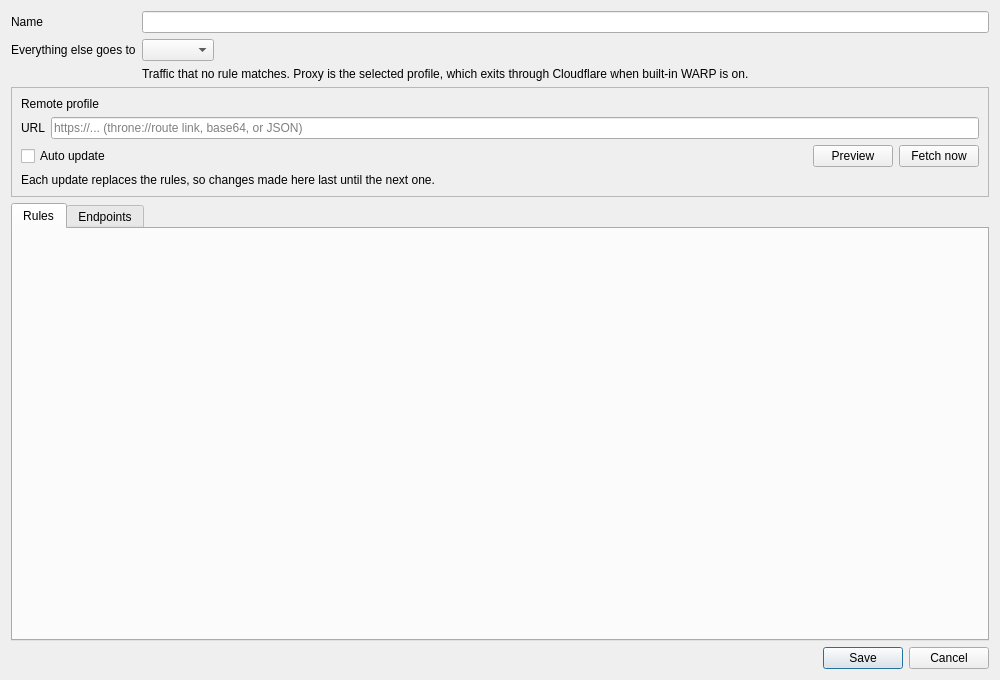
throneproj/Throne, file include/ui/setting/RouteItem.ui: the form before one commit.
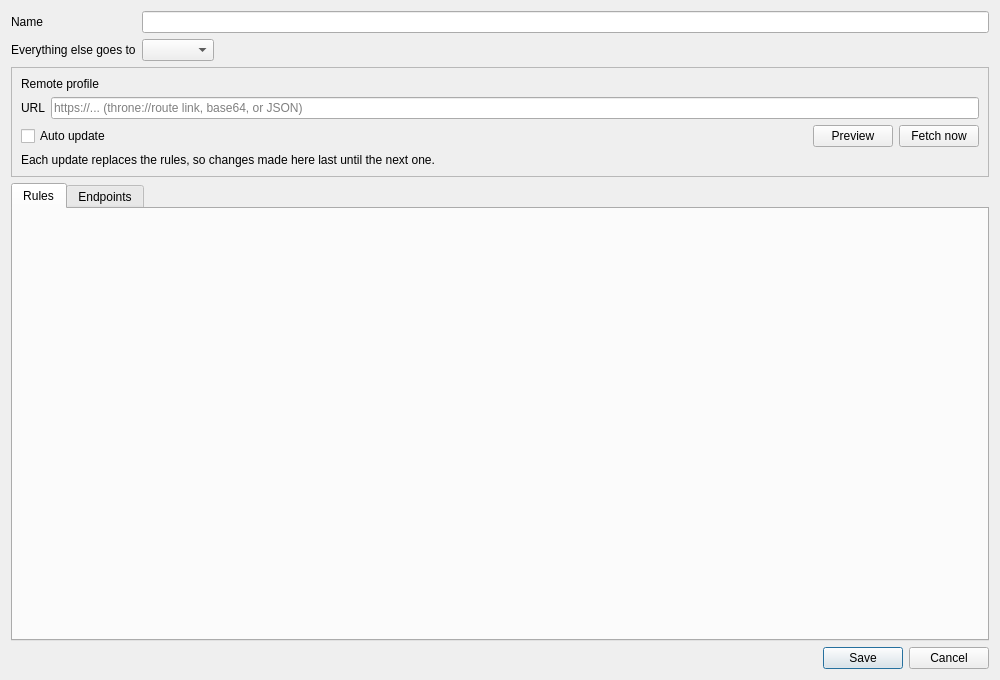
The form after the commit.

Commit message: declutter route editor, stack preset settings, fit dns lists, soften log and toolbar colors, add tray status dot

Patch:
```diff
--- a/include/ui/setting/RouteItem.ui
+++ b/include/ui/setting/RouteItem.ui
@@ -59,16 +59,6 @@
        </item>
       </layout>
      </item>
-     <item row="2" column="1">
-      <widget class="QLabel" name="defaultHint">
-       <property name="text">
-        <string>Traffic that no rule matches. Proxy is the selected profile, which exits through Cloudflare when built-in WARP is on.</string>
-       </property>
-       <property name="wordWrap">
-        <bool>true</bool>
-       </property>
-      </widget>
-     </item>
     </layout>
    </item>
    <item>
```
The commit also changes 25 other files.
